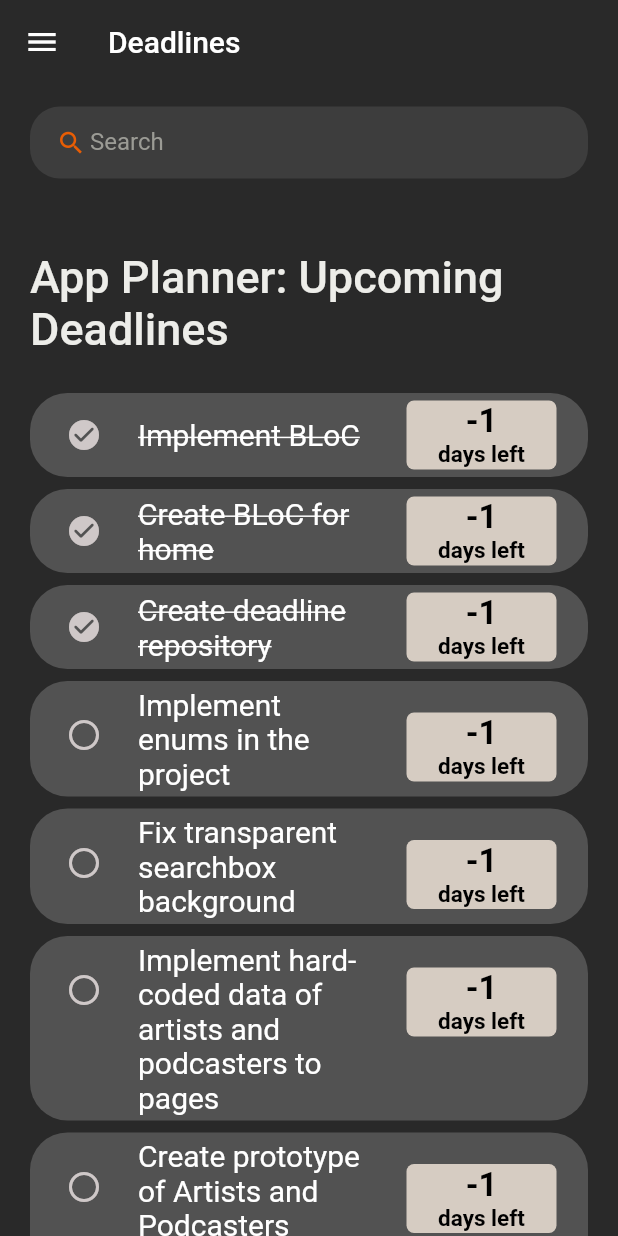
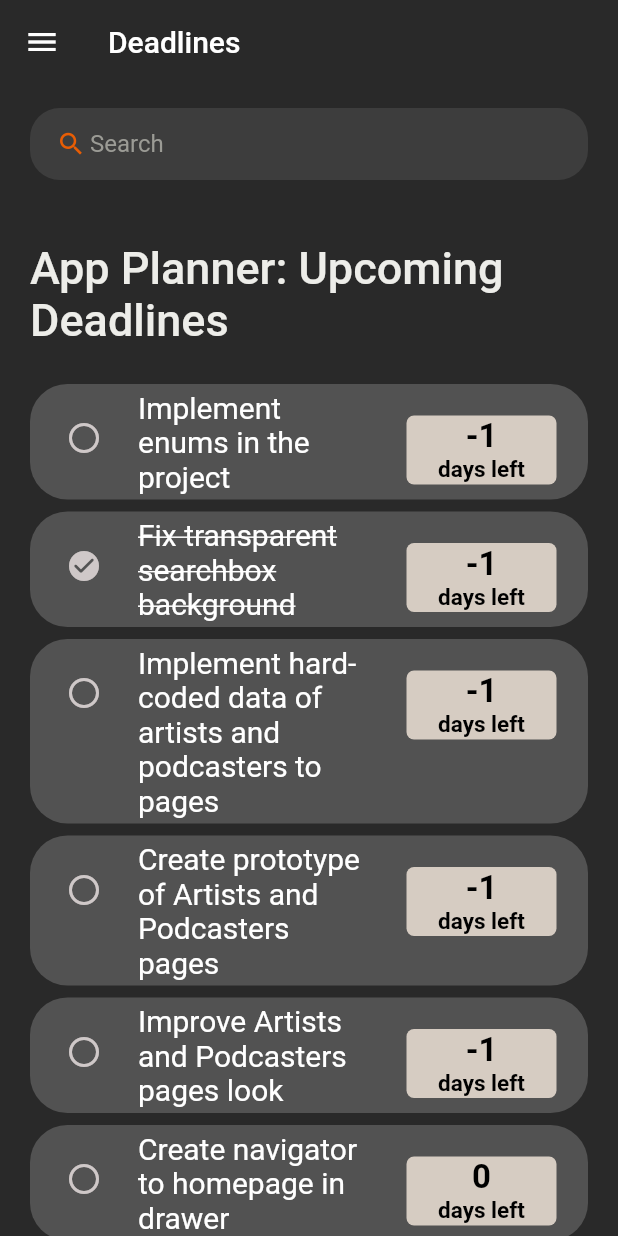
Before and after one commit to KacperMajcher/rating, a Flutter app: the screen it shows once a user with an empty profile is signed in, on a phone screen of 412 x 824 dp. Run offline on Flutter 3.47's test engine with Material 2 defaults, Android fonts, the phone set to English and light mode, and no system bars; our stand-ins replace firebase_auth, firebase_core, flutter_bloc, google_fonts; missing offline and left inert: flutterfire_ui; accounts and stored records are empty; Roboto replaces fonts that are missing (Sono).

```diff
--- a/lib/features/home/home_page.dart
+++ b/lib/features/home/home_page.dart
@@ -25,9 +25,16 @@ class _HomePageState extends State<HomePage> {
             margin: const EdgeInsets.symmetric(horizontal: 20),
             child: Column(
               children: [
-                const SizedBox(height: 15),
-                searchBoxDeadlines(),
-                const SizedBox(height: 23),
+                Stack(
+                  alignment: AlignmentDirectional.center,
+                  children: <Widget>[
+                    Container(
+                      height: 80,
+                      color: const Color.fromRGBO(41, 41, 41, 1),
+                    ),
+                    searchBoxDeadlines(),
+                  ],
+                ),
                 Container(
                   height: 120,
                   color: const Color.fromRGBO(41, 41, 41, 1),
--- a/lib/repositories/deadline_repository.dart
+++ b/lib/repositories/deadline_repository.dart
@@ -3,24 +3,6 @@ import 'package:rating/model/deadline_model.dart';
 class DeadlineRepository {
   List<DeadlineItem> deadlineItemsList() {
     return [
-      DeadlineItem(
-        id: 1,
-        task: 'Implement BLoC',
-        deadline: -1,
-        isDone: true,
-      ),
-      DeadlineItem(
-        id: 2,
-        task: 'Create BLoC for home',
-        deadline: -1,
-        isDone: true,
-      ),
-      DeadlineItem(
-        id: 3,
-        task: 'Create deadline repository',
-        deadline: -1,
-        isDone: true,
-      ),
       DeadlineItem(
         id: 4,
         task: 'Implement enums in the project',
@@ -30,6 +12,7 @@ class DeadlineRepository {
         id: 5,
         task: 'Fix transparent searchbox background',
         deadline: -1,
+        isDone: true,
       ),
       DeadlineItem(
         id: 6,
```
Also changed, not shown: 1 other file.
